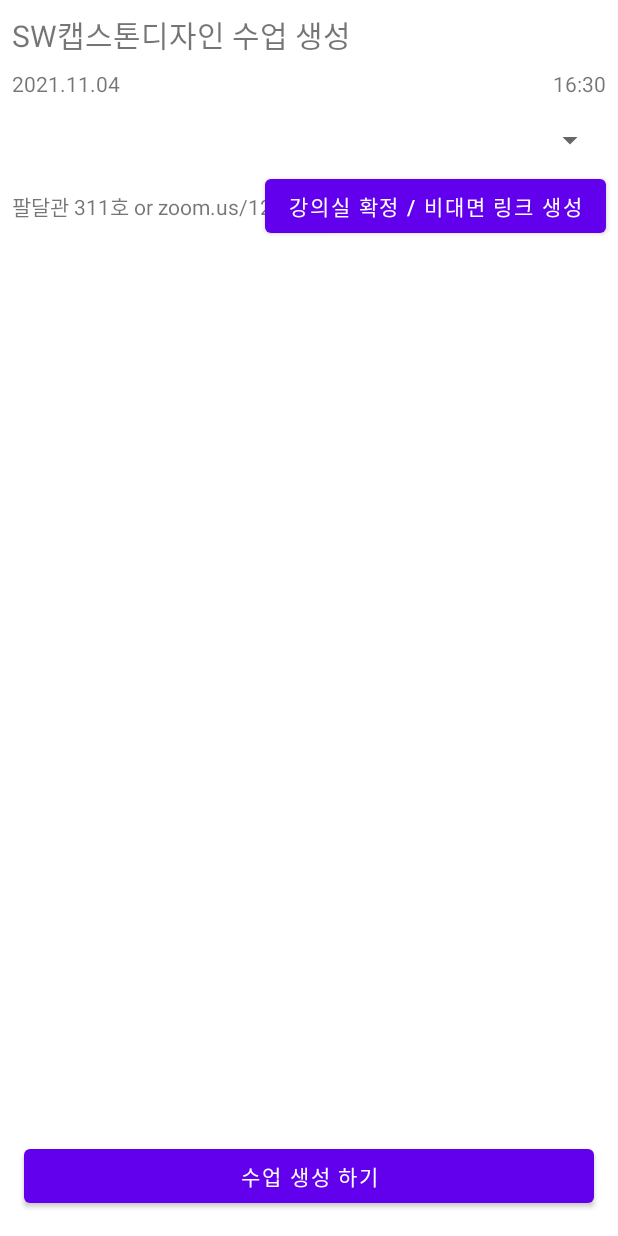
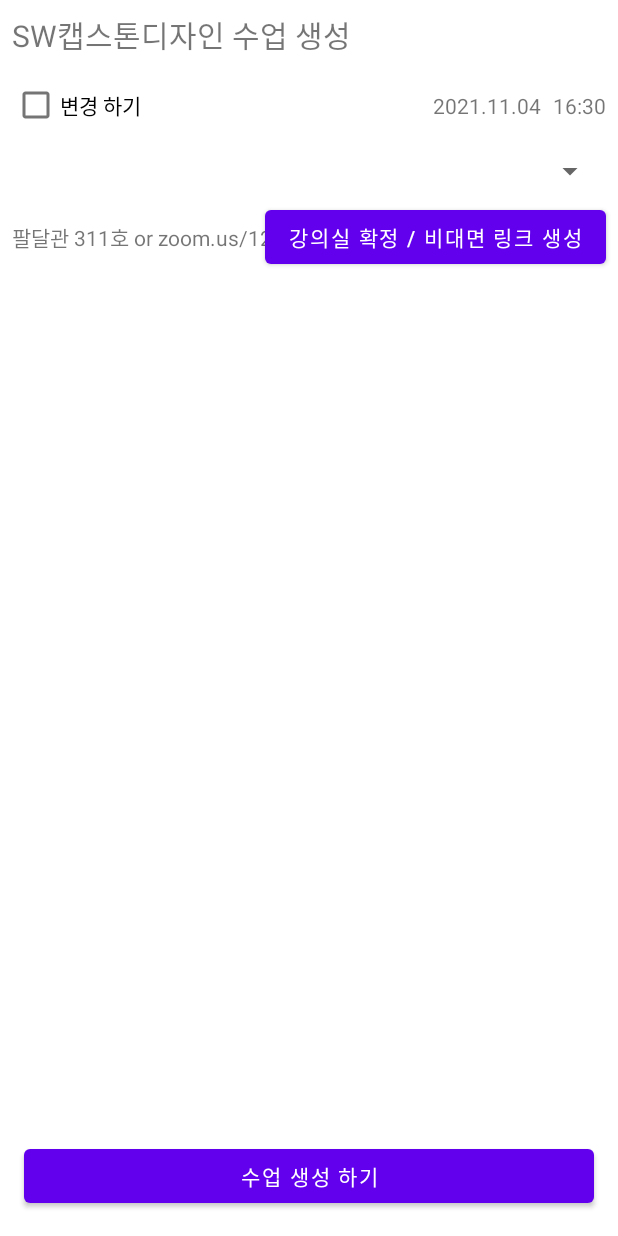
Before and after one commit to Ajou-Connect/OneBoard-Android, an Android app: the layout fragment_lesson_write.xml on its own in the app's theme, with its tools: preview values and no code run, on a phone screen of 412 x 824 dp. Run offline under Robolectric (Android 15) with nearby library versions, the phone set to English and light mode, and no system bars.

Commit message:
Add `Checkbox` to amend

```diff
--- a/app/src/main/res/layout/fragment_lesson_write.xml
+++ b/app/src/main/res/layout/fragment_lesson_write.xml
@@ -24,9 +24,10 @@
         android:id="@+id/lessonWriteDate"
         android:layout_width="wrap_content"
         android:layout_height="wrap_content"
-        android:layout_marginTop="8dp"
-        app:layout_constraintStart_toStartOf="@+id/lessonwriteTitle"
-        app:layout_constraintTop_toBottomOf="@+id/lessonwriteTitle"
+        android:layout_marginEnd="8dp"
+        app:layout_constraintBottom_toBottomOf="@+id/lessonWriteTime"
+        app:layout_constraintEnd_toStartOf="@+id/lessonWriteTime"
+        app:layout_constraintTop_toTopOf="@+id/lessonWriteTime"
         tools:text="2021.11.04" />
 
     <TextView
@@ -34,6 +35,7 @@
         android:layout_width="wrap_content"
         android:layout_height="wrap_content"
         android:layout_marginTop="8dp"
+        app:layout_constraintBottom_toBottomOf="@+id/lessonWriteCheckbox"
         app:layout_constraintEnd_toEndOf="@+id/lessonwriteTitle"
         app:layout_constraintTop_toBottomOf="@+id/lessonwriteTitle"
         tools:text="16:30" />
@@ -42,10 +44,10 @@
         android:id="@+id/lessonWriteSpinner"
         android:layout_width="0dp"
         android:layout_height="wrap_content"
-        android:layout_marginTop="16dp"
+        android:layout_marginTop="8dp"
         app:layout_constraintEnd_toEndOf="@+id/lessonwriteTitle"
         app:layout_constraintStart_toStartOf="@+id/lessonwriteTitle"
-        app:layout_constraintTop_toBottomOf="@+id/lessonWriteDate" />
+        app:layout_constraintTop_toBottomOf="@+id/lessonWriteCheckbox" />
 
     <TextView
         android:id="@+id/lessonWriteShowText"
@@ -76,4 +78,13 @@
         app:layout_constraintBottom_toBottomOf="parent"
         app:layout_constraintEnd_toEndOf="parent"
         app:layout_constraintStart_toStartOf="parent" />
+
+    <com.google.android.material.checkbox.MaterialCheckBox
+        android:id="@+id/lessonWriteCheckbox"
+        android:layout_width="wrap_content"
+        android:layout_height="wrap_content"
+        android:layout_marginTop="8dp"
+        android:text="변경 하기"
+        app:layout_constraintStart_toStartOf="@+id/lessonwriteTitle"
+        app:layout_constraintTop_toBottomOf="@+id/lessonwriteTitle" />
 </androidx.constraintlayout.widget.ConstraintLayout>
```
